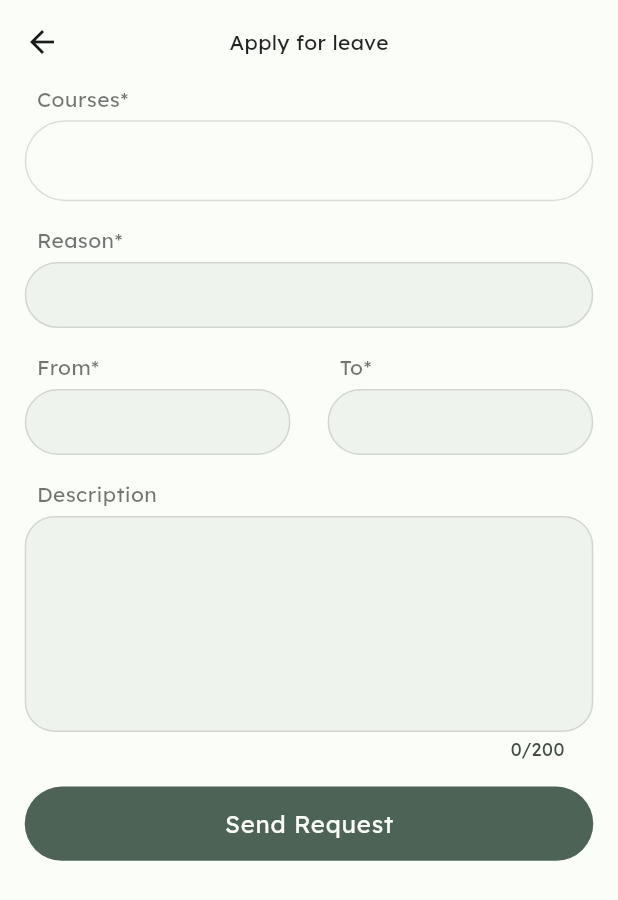
After one commit to Riaz-27/visoattend, a Flutter app: the ApplyLeavePage screen opened directly, on a phone screen of 412 x 824 dp. The commit adds this screen. Shown: the top 900 px of the screen. Run offline on Flutter 3.47's test engine with Material 2 defaults, Android fonts, the light colour scheme and no system bars; our stand-ins replace camera, cloud_firestore, firebase_auth, firebase_core, firebase_storage, fluttertoast and 8 more; missing offline and left inert: dart:ffi, google_mlkit_face_detection, open_file_plus, tflite_flutter, tflite_flutter_helper_plus, tflite_flutter_plus; accounts and stored records are empty; generated files the repository leaves out were written again; network calls fail; statements that could not run were skipped.

Commit message:
improved features and new features
*Improved people details page of classroom
*added feature to dial a student number directly from people (FOR TEACHER ONLY)
*started implementing leave request feature

```diff
--- a/lib/helper/constants.dart
+++ b/lib/helper/constants.dart
@@ -1,4 +1,4 @@
-import 'package:flutter/material.dart';
+import 'package:get/get.dart';
 
 /// For UI
 const double kLarge = 35;
@@ -10,3 +10,10 @@ const double percentGapLarge = 0.05;
 const double percentGapMedium = 0.03;
 const double percentGapSmall = 0.02;
 const double percentGapVerySmall = 0.005;
+
+
+///Theme data
+final colorScheme = Get.theme.colorScheme;
+final textTheme = Get.theme.textTheme;
+final height = Get.height;
+final width = Get.width;
--- /dev/null
+++ b/lib/views/pages/classroom_pages/apply_leave_page.dart
@@ -0,0 +1,150 @@
+import 'package:flutter/material.dart';
+import 'package:intl/intl.dart';
+import 'package:visoattend/helper/functions.dart';
+import 'package:visoattend/views/widgets/custom_button.dart';
+import 'package:visoattend/views/widgets/custom_input.dart';
+
+import '../../../helper/constants.dart';
+import '../../widgets/custom_text_form_field.dart';
+
+class ApplyLeavePage extends StatelessWidget {
+  const ApplyLeavePage({super.key, this.isSelectedClass = true});
+
+  final bool isSelectedClass;
+
+  @override
+  Widget build(BuildContext context) {
+    final classroomsTextController = TextEditingController();
+    final reasonTextController = TextEditingController();
+    final fromDateTextController = TextEditingController();
+    final toDateTextController = TextEditingController();
+    final descriptionTextController = TextEditingController();
+
+    String fromDateString = '';
+    String toDateString = '';
+
+    return Scaffold(
+      appBar: AppBar(
+        title: Text(
+          'Apply for leave',
+          style: textTheme.bodyMedium,
+        ),
+        forceMaterialTransparency: true,
+        centerTitle: true,
+      ),
+      body: Padding(
+        padding: EdgeInsets.symmetric(horizontal: height * percentGapSmall),
+        child: SingleChildScrollView(
+          child: Column(
+            mainAxisSize: MainAxisSize.min,
+            children: [
+              Column(
+                mainAxisAlignment: MainAxisAlignment.start,
+                crossAxisAlignment: CrossAxisAlignment.start,
+                mainAxisSize: MainAxisSize.min,
+                children: [
+                  Padding(
+                    padding: const EdgeInsets.only(left: 8.0),
+                    child: Text(
+                      'Courses*',
+                      style: textTheme.bodyMedium!
+                          .copyWith(color: textTheme.bodySmall!.color),
+                    ),
+                  ),
+                  verticalGap(height * percentGapVerySmall),
+                  CustomTextFormField(
+                    controller: classroomsTextController,
+                  ),
+                ],
+              ),
+              verticalGap(height * percentGapSmall),
+              CustomInput(
+                controller: reasonTextController,
+                title: 'Reason*',
+                validator: (value) => value == null && value!.isEmpty
+                    ? 'This field cannot be empty'
+                    : null,
+              ),
+              verticalGap(height * percentGapSmall),
+              Row(
+                children: [
+                  Expanded(
+                    flex: 1,
+                    child: CustomInput(
+                      controller: fromDateTextController,
+                      title: 'From*',
+                      readOnly: true,
+                      onTap: () async {
+                        final picked = await showDatePicker(
+                          context: context,
+                          initialDate: toDateString == ''
+                              ? DateTime.now()
+                              : DateTime.parse(toDateString),
+                          firstDate:
+                              DateTime.now().add(const Duration(days: -365)),
+                          lastDate: toDateString == ''
+                              ? DateTime.now().add(const Duration(days: 365))
+                              : DateTime.parse(toDateString),
+                        );
+                        fromDateString =
+                            picked != null ? picked.toString() : '';
+                        fromDateTextController.text = picked != null
+                            ? DateFormat('dd MMMM y').format(picked)
+                            : '';
+                      },
+                      validator: (value) => value == null && value!.isEmpty
+                          ? 'Must select a date'
+                          : null,
+                    ),
+                  ),
+                  horizontalGap(height * percentGapMedium),
+                  Expanded(
+                    flex: 1,
+                    child: CustomInput(
+                      controller: toDateTextController,
+                      title: 'To*',
+                      readOnly: true,
+                      onTap: () async {
+                        final picked = await showDatePicker(
+                          context: context,
+                          initialDate: fromDateString == ''
+                              ? DateTime.now()
+                              : DateTime.parse(fromDateString),
+                          firstDate: fromDateString == ''
+                              ? DateTime.now().add(const Duration(days: -365))
+                              : DateTime.parse(fromDateString),
+                          lastDate:
+                              DateTime.now().add(const Duration(days: 365)),
+                        );
+                        toDateString = picked != null ? picked.toString() : '';
+                        toDateTextController.text = picked != null
+                            ? DateFormat('dd MMMM y').format(picked)
+                            : '';
+                      },
+                      validator: (value) => value == null && value!.isEmpty
+                          ? 'Must select a date'
+                          : null,
+                    ),
+                  ),
+                ],
+              ),
+              verticalGap(height * percentGapSmall),
+              CustomInput(
+                controller: descriptionTextController,
+                title: 'Description',
+                borderRadius: 20,
+                maxLength: 200,
+                maxLines: 6,
+              ),
+              verticalGap(height * percentGapSmall),
+              CustomButton(
+                text: 'Send Request',
+                onPressed: () {},
+              )
+            ],
+          ),
+        ),
+      ),
+    );
+  }
+}
--- a/lib/views/pages/detailed_home_page.dart
+++ b/lib/views/pages/detailed_home_page.dart
@@ -95,6 +95,7 @@ class DetailedHomePage extends GetView<NavigationController> {
                         height: 40,
                         decoration: BoxDecoration(
                           shape: BoxShape.circle,
+                          color: Get.theme.colorScheme.outline.withOpacity(0.4),
                           image: DecorationImage(
                             fit: BoxFit.cover,
                             image: NetworkImage(picUrl),
--- a/lib/views/pages/profile_pages/account_details_page.dart
+++ b/lib/views/pages/profile_pages/account_details_page.dart
@@ -29,7 +29,7 @@ class AccountDetailsPage extends StatelessWidget {
 
     final mobileController = TextEditingController(text: currentUser.mobile);
     final genderController = TextEditingController(text: currentUser.gender);
-    final dobController = TextEditingController(text: currentUser.gender);
+    final dobController = TextEditingController(text: currentUser.dob);
     final semesterOrDesignationController =
         TextEditingController(text: currentUser.semesterOrDesignation);
     final departmentController =
--- a/lib/views/pages/profile_pages/profile_page.dart
+++ b/lib/views/pages/profile_pages/profile_page.dart
@@ -68,6 +68,7 @@ class ProfilePage extends StatelessWidget {
                           height: 90,
                           decoration: BoxDecoration(
                             shape: BoxShape.circle,
+                            color: colorScheme.outline.withOpacity(0.4),
                             image: DecorationImage(
                               fit: BoxFit.cover,
                               image: NetworkImage(picUrl),
--- a/lib/views/widgets/custom_input.dart
+++ b/lib/views/widgets/custom_input.dart
@@ -18,6 +18,8 @@ class CustomInput extends StatelessWidget {
     this.readOnly = false,
     this.onSubmitted,
     this.onTap,
+    this.maxLength,
+    this.maxLines, this.borderRadius,
   });
 
   final TextEditingController controller;
@@ -29,6 +31,9 @@ class CustomInput extends StatelessWidget {
   final String? Function(String?)? validator;
   final FocusNode? focusNode;
   final bool readOnly;
+  final int? maxLength;
+  final int? maxLines;
+  final double? borderRadius;
   final void Function()? onTap;
 
   @override
@@ -61,6 +66,9 @@ class CustomInput extends StatelessWidget {
           focusNode: focusNode,
           onSubmitted: onSubmitted,
           onTap: onTap,
+          maxLength: maxLength,
+          maxLines: maxLines??1,
+          borderRadius: borderRadius,
           contentPadding:
               const EdgeInsets.symmetric(vertical: 12, horizontal: 15),
           style: textTheme.bodyMedium,
--- a/lib/views/widgets/custom_text_form_field.dart
+++ b/lib/views/widgets/custom_text_form_field.dart
@@ -24,6 +24,7 @@ class CustomTextFormField extends StatelessWidget {
     this.focusNode,
     this.onSubmitted,
     this.onTap,
+    this.maxLength, this.maxLines,
   }) : super(key: key);
 
   final String? hintText;
@@ -38,6 +39,8 @@ class CustomTextFormField extends StatelessWidget {
   final double? borderRadius;
   final bool disableBorder;
   final Icon? icon;
+  final int? maxLength;
+  final int? maxLines;
   final void Function(String)? onChanged;
   final void Function(String)? onSubmitted;
   final String? Function(String?)? validator;
@@ -64,6 +67,8 @@ class CustomTextFormField extends StatelessWidget {
       enabled: enabled,
       readOnly: readOnly,
       focusNode: focusNode,
+      maxLength: maxLength,
+      maxLines: maxLines,
       decoration: InputDecoration(
         contentPadding: contentPadding ??
             const EdgeInsets.symmetric(horizontal: 15, vertical: 15),
--- a/pubspec.yaml
+++ b/pubspec.yaml
@@ -63,6 +63,8 @@ dependencies:
   pdf: ^3.8.4
   open_file_plus: ^3.4.1
   fluttertoast: ^8.2.2
+  url_launcher: ^6.1.12
+
 
 dev_dependencies:
   flutter_test:
```
Also changed, not shown: lib/controller/leave_request_controller.dart (added, +14 -0 lines), lib/models/leave_request_model.dart (added, +55 -0 lines), lib/views/pages/classroom_pages/leave_request_page.dart (+17 -2 lines), lib/views/pages/classroom_pages/people_page.dart (+40 -2 lines), pubspec.lock, 7 other files.
